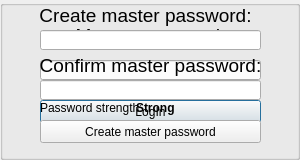
Above: QtProject/authwindow.ui from 777AvEnGeR777/project before the change. Below: the same form after it.
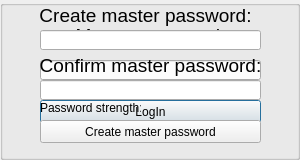
That is the form after the change.

```diff
--- a/QtProject/authwindow.ui
+++ b/QtProject/authwindow.ui
@@ -207,7 +207,7 @@
      </font>
     </property>
     <property name="text">
-     <string>Strong</string>
+     <string/>
     </property>
    </widget>
   </widget>
```
Left out of the diff: 18 changed lines with no effect on the pictures.
